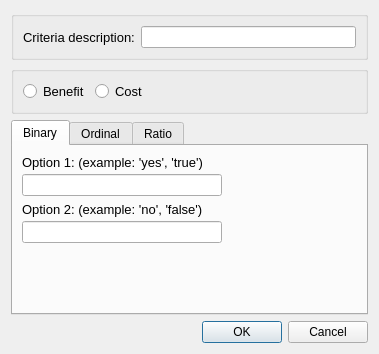
First picture: the form in src/gui/add_criteria.ui, repository Ecotrust/delphos, before the edit.
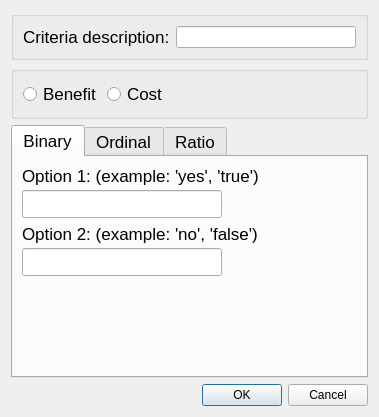
Second picture: the form after the edit. Icons and pictures are not drawn. Custom widgets are drawn as their Qt base class.

Commit message: mac layout and font fixes

Diff of the .ui file:
```diff
--- a/src/gui/add_criteria.ui
+++ b/src/gui/add_criteria.ui
@@ -9,7 +9,7 @@
     <x>0</x>
     <y>0</y>
     <width>379</width>
-    <height>354</height>
+    <height>417</height>
    </rect>
   </property>
   <property name="font" >
@@ -34,7 +34,8 @@
          <widget class="QLabel" name="label" >
           <property name="font" >
            <font>
-            <pointsize>10</pointsize>
+            <family>Arial</family>
+            <pointsize>13</pointsize>
            </font>
           </property>
           <property name="text" >
@@ -62,7 +63,8 @@
          <widget class="QRadioButton" name="benefit_button" >
           <property name="font" >
            <font>
-            <pointsize>10</pointsize>
+            <family>Arial</family>
+            <pointsize>13</pointsize>
            </font>
           </property>
           <property name="text" >
@@ -74,7 +76,8 @@
          <widget class="QRadioButton" name="cost_button" >
           <property name="font" >
            <font>
-            <pointsize>10</pointsize>
+            <family>Arial</family>
+            <pointsize>13</pointsize>
            </font>
           </property>
           <property name="text" >
@@ -102,6 +105,12 @@
    </item>
    <item>
     <widget class="QTabWidget" name="criteria_type_tab" >
+     <property name="font" >
+      <font>
+       <family>Lucida Grande</family>
+       <pointsize>13</pointsize>
+      </font>
+     </property>
      <property name="currentIndex" >
       <number>0</number>
      </property>
@@ -119,7 +128,8 @@
           <widget class="QLabel" name="label_2" >
            <property name="font" >
             <font>
-             <pointsize>10</pointsize>
+             <family>Arial</family>
+             <pointsize>13</pointsize>
             </font>
            </property>
            <property name="text" >
@@ -148,7 +158,8 @@
           <widget class="QLabel" name="label_3" >
            <property name="font" >
             <font>
-             <pointsize>10</pointsize>
+             <family>Arial</family>
+             <pointsize>13</pointsize>
             </font>
            </property>
            <property name="text" >
```
The commit also changes 14 other files.
